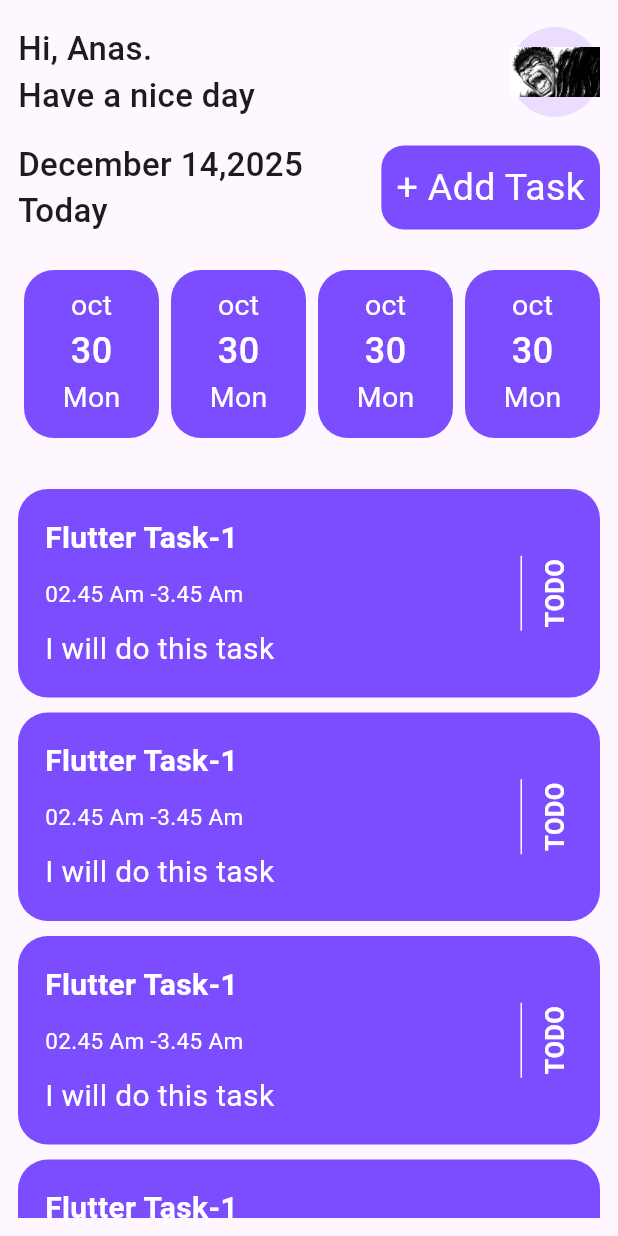
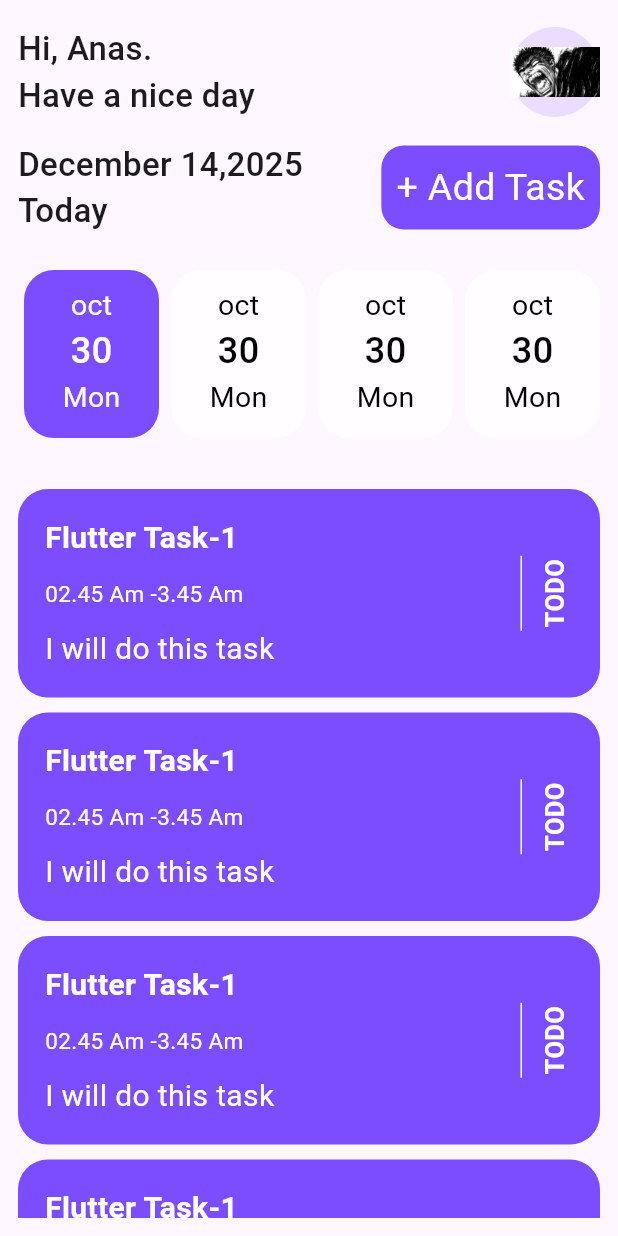
Before and after one commit to Anas3Ezz/taskati, a Flutter app: the HomeScreen screen opened directly, on a phone screen of 412 x 824 dp. Run offline on Flutter 3.47's test engine with Material 3 defaults, Android fonts, the phone set to English and light mode, and no system bars; our stand-ins replace image_picker, lottie.

Commit message:
add logic to the days of date

```diff
--- a/lib/screens/auth_screen.dart
+++ b/lib/screens/auth_screen.dart
@@ -77,7 +77,7 @@ class _AuthScreenState extends State<AuthScreen> {
                 if (_formKey.currentState!.validate()) {
                   Navigator.pushReplacement(
                     context,
-                    MaterialPageRoute(builder: (context) => const HomeScreen()),
+                    MaterialPageRoute(builder: (context) => HomeScreen()),
                   );
                 }
               },
--- a/lib/screens/home_screen.dart
+++ b/lib/screens/home_screen.dart
@@ -4,8 +4,15 @@ import 'package:taskati/widgets/home_screen_profile_name.dart';
 import 'package:taskati/widgets/task_card.dart';
 import 'package:taskati/widgets/todays_date.dart';
 
-class HomeScreen extends StatelessWidget {
+class HomeScreen extends StatefulWidget {
   const HomeScreen({super.key});
+
+  @override
+  State<HomeScreen> createState() => _HomeScreenState();
+}
+
+class _HomeScreenState extends State<HomeScreen> {
+  int selectedIndex = 0;
 
   @override
   Widget build(BuildContext context) {
@@ -21,13 +28,19 @@ class HomeScreen extends StatelessWidget {
               const SizedBox(height: 20),
               SizedBox(
                 height: 120,
-
                 child: ListView.builder(
                   itemCount: 6,
                   scrollDirection: Axis.horizontal,
                   physics: const BouncingScrollPhysics(),
                   shrinkWrap: true,
-                  itemBuilder: (context, index) => const DaysOfDate(),
+                  itemBuilder: (context, index) => DaysOfDate(
+                    isSelected: selectedIndex == index,
+                    onTap: () {
+                      setState(() {
+                        selectedIndex = index;
+                      });
+                    },
+                  ),
                 ),
               ),
               const SizedBox(height: 30),
--- a/lib/widgets/days_of_date.dart
+++ b/lib/widgets/days_of_date.dart
@@ -1,33 +1,53 @@
 import 'package:flutter/material.dart';
 
 class DaysOfDate extends StatelessWidget {
-  const DaysOfDate({super.key});
-
+  const DaysOfDate({super.key, required this.onTap, required this.isSelected});
+  final bool isSelected;
+  final void Function() onTap;
   @override
   Widget build(BuildContext context) {
     return Padding(
       padding: const EdgeInsets.all(4.0),
+      child: InkWell(
+        onTap: onTap,
         child: Container(
           width: 90,
           decoration: BoxDecoration(
             borderRadius: BorderRadius.circular(20),
-          color: Colors.deepPurpleAccent,
+            color: isSelected ? Colors.deepPurpleAccent : Colors.white70,
           ),
-        child: const Padding(
-          padding: EdgeInsets.symmetric(vertical: 10.0),
+          child: Padding(
+            padding: const EdgeInsets.symmetric(vertical: 10.0),
             child: Column(
               children: [
-              Text('oct', style: TextStyle(color: Colors.white, fontSize: 19)),
+                Text(
+                  'oct',
+                  style: isSelected
+                      ? const TextStyle(color: Colors.white, fontSize: 19)
+                      : const TextStyle(color: Colors.black, fontSize: 19),
+                ),
                 Text(
                   '30',
-                style: TextStyle(
+                  style: isSelected
+                      ? const TextStyle(
                           color: Colors.white,
+                          fontSize: 24,
+                          fontWeight: FontWeight.w500,
+                        )
+                      : const TextStyle(
+                          color: Colors.black,
                           fontSize: 24,
                           fontWeight: FontWeight.w500,
                         ),
                 ),
-              Text('Mon', style: TextStyle(color: Colors.white, fontSize: 19)),
+                Text(
+                  'Mon',
+                  style: isSelected
+                      ? const TextStyle(color: Colors.white, fontSize: 19)
+                      : const TextStyle(color: Colors.black, fontSize: 19),
+                ),
               ],
+            ),
           ),
         ),
       ),
```
Lines whose indentation alone changed are shown as unchanged.
